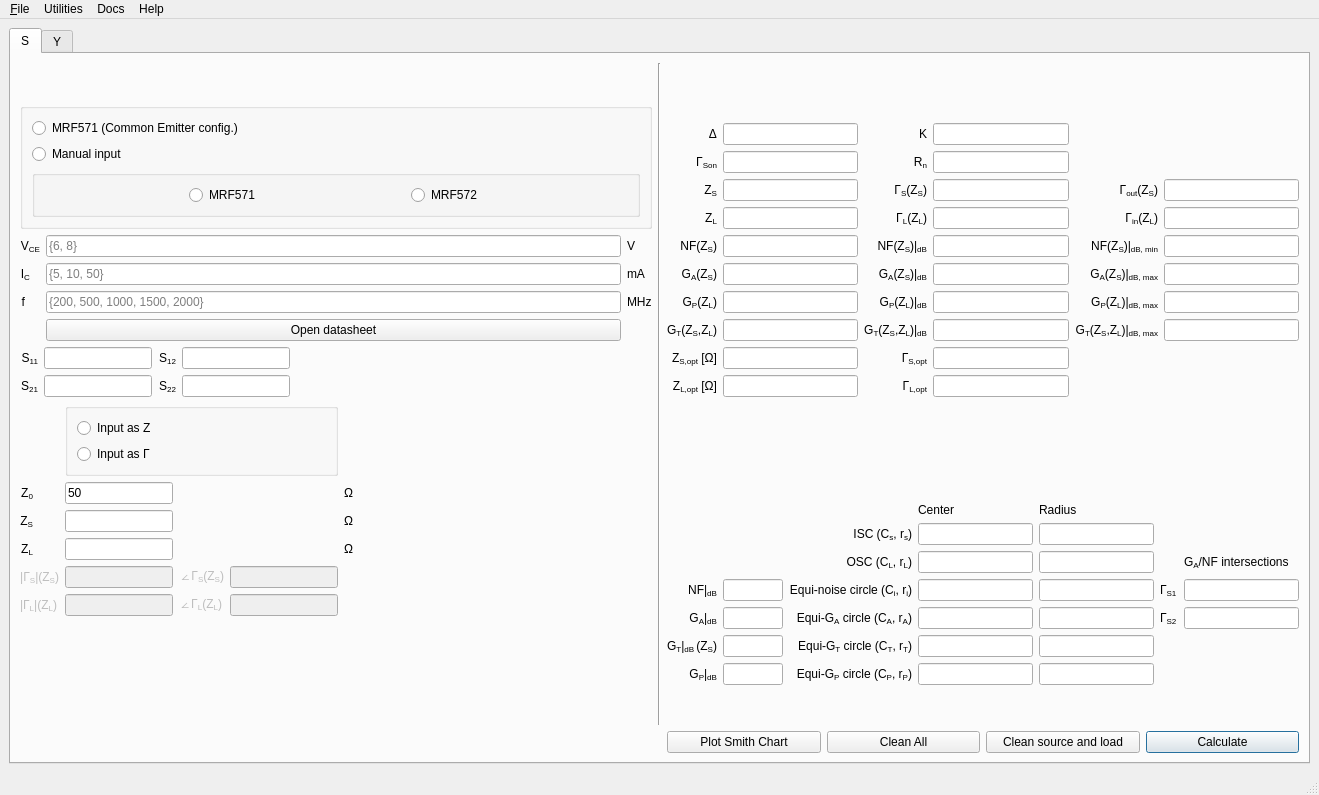
First picture: the form in ui/MainWindow.ui, repository urbanij/syRF, before the edit.
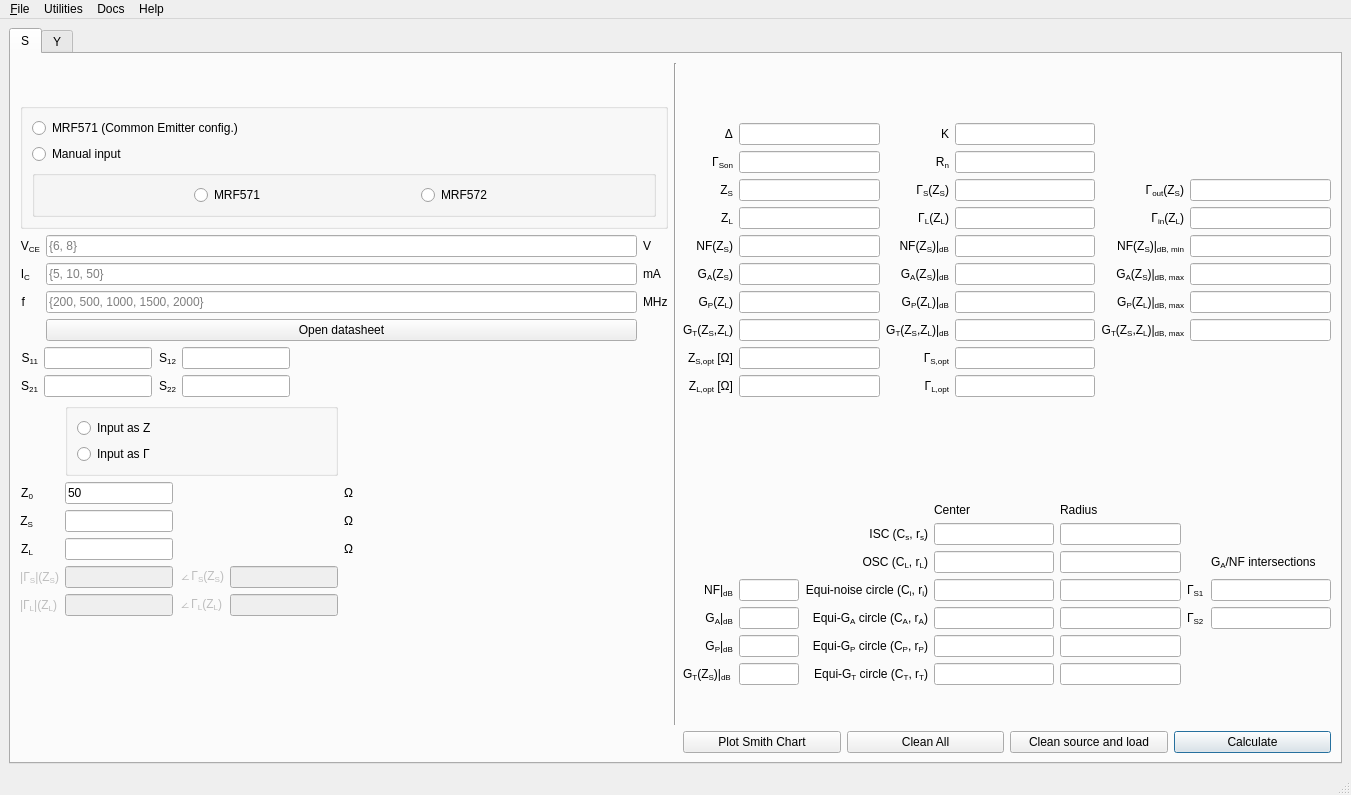
Second picture: the form after the edit. The open tabs and pages were chosen to show the change.

```diff
--- a/ui/MainWindow.ui
+++ b/ui/MainWindow.ui
@@ -7,7 +7,7 @@
    <rect>
     <x>0</x>
     <y>0</y>
-    <width>1319</width>
+    <width>1351</width>
     <height>795</height>
    </rect>
   </property>
@@ -1208,7 +1208,7 @@
         <item row="4" column="2">
          <layout class="QGridLayout" name="gridLayout_6">
           <item row="5" column="1">
-           <widget class="QLineEdit" name="GTdb_box_2">
+           <widget class="QLineEdit" name="GPdb_box_2">
             <property name="sizePolicy">
              <sizepolicy hsizetype="Minimum" vsizetype="Fixed">
               <horstretch>0</horstretch>
@@ -1237,7 +1237,7 @@
            </widget>
           </item>
           <item row="6" column="1">
-           <widget class="QLineEdit" name="GPdb_box_2">
+           <widget class="QLineEdit" name="GTdb_box_2">
             <property name="sizePolicy">
              <sizepolicy hsizetype="Fixed" vsizetype="Fixed">
               <horstretch>0</horstretch>
@@ -1281,16 +1281,6 @@
           <item row="5" column="0">
            <widget class="QLabel" name="label_180">
             <property name="text">
-             <string>&lt;html&gt;&lt;head/&gt;&lt;body&gt;&lt;p&gt;G&lt;span style=&quot; vertical-align:sub;&quot;&gt;T&lt;/span&gt;|&lt;span style=&quot; vertical-align:sub;&quot;&gt;dB &lt;/span&gt;(Z&lt;span style=&quot; vertical-align:sub;&quot;&gt;S&lt;/span&gt;)&lt;/p&gt;&lt;/body&gt;&lt;/html&gt;</string>
-            </property>
-            <property name="alignment">
-             <set>Qt::AlignRight|Qt::AlignTrailing|Qt::AlignVCenter</set>
-            </property>
-           </widget>
-          </item>
-          <item row="6" column="0">
-           <widget class="QLabel" name="label_183">
-            <property name="text">
              <string>&lt;html&gt;&lt;head/&gt;&lt;body&gt;&lt;p&gt;G&lt;span style=&quot; vertical-align:sub;&quot;&gt;P&lt;/span&gt;|&lt;span style=&quot; vertical-align:sub;&quot;&gt;dB&lt;/span&gt;&lt;/p&gt;&lt;/body&gt;&lt;/html&gt;</string>
             </property>
             <property name="alignment">
@@ -1298,6 +1288,16 @@
             </property>
            </widget>
           </item>
+          <item row="6" column="0">
+           <widget class="QLabel" name="label_183">
+            <property name="text">
+             <string>&lt;html&gt;&lt;head/&gt;&lt;body&gt;&lt;p&gt;G&lt;span style=&quot; vertical-align:sub;&quot;&gt;T&lt;/span&gt;(Z&lt;span style=&quot; vertical-align:sub;&quot;&gt;S&lt;/span&gt;)|&lt;span style=&quot; vertical-align:sub;&quot;&gt;dB &lt;/span&gt;&lt;/p&gt;&lt;/body&gt;&lt;/html&gt;</string>
+            </property>
+            <property name="alignment">
+             <set>Qt::AlignRight|Qt::AlignTrailing|Qt::AlignVCenter</set>
+            </property>
+           </widget>
+          </item>
           <item row="4" column="5">
            <widget class="QLabel" name="label_13">
             <property name="text">
@@ -1391,7 +1391,7 @@
           <item row="3" column="0">
            <widget class="QLabel" name="label_179">
             <property name="text">
-             <string>NF|&lt;sub&gt;dB&lt;/sub&gt;</string>
+             <string>&lt;html&gt;&lt;head/&gt;&lt;body&gt;&lt;p&gt;NF|&lt;span style=&quot; vertical-align:sub;&quot;&gt;dB&lt;/span&gt;&lt;/p&gt;&lt;/body&gt;&lt;/html&gt;</string>
             </property>
             <property name="alignment">
              <set>Qt::AlignRight|Qt::AlignTrailing|Qt::AlignVCenter</set>
@@ -1401,7 +1401,7 @@
           <item row="6" column="2">
            <widget class="QLabel" name="label_211">
             <property name="text">
-             <string>Equi-G&lt;sub&gt;P&lt;/sub&gt; circle (C&lt;sub&gt;P&lt;/sub&gt;, r&lt;sub&gt;P&lt;/sub&gt;)</string>
+             <string>&lt;html&gt;&lt;head/&gt;&lt;body&gt;&lt;p&gt;Equi-G&lt;span style=&quot; vertical-align:sub;&quot;&gt;T&lt;/span&gt; circle (C&lt;span style=&quot; vertical-align:sub;&quot;&gt;T&lt;/span&gt;, r&lt;span style=&quot; vertical-align:sub;&quot;&gt;T&lt;/span&gt;)&lt;/p&gt;&lt;/body&gt;&lt;/html&gt;</string>
             </property>
             <property name="alignment">
              <set>Qt::AlignRight|Qt::AlignTrailing|Qt::AlignVCenter</set>
@@ -1453,7 +1453,7 @@
           <item row="5" column="2">
            <widget class="QLabel" name="label_213">
             <property name="text">
-             <string>Equi-G&lt;sub&gt;T&lt;/sub&gt; circle (C&lt;sub&gt;T&lt;/sub&gt;, r&lt;sub&gt;T&lt;/sub&gt;)</string>
+             <string>&lt;html&gt;&lt;head/&gt;&lt;body&gt;&lt;p&gt;Equi-G&lt;span style=&quot; vertical-align:sub;&quot;&gt;P&lt;/span&gt; circle (C&lt;span style=&quot; vertical-align:sub;&quot;&gt;P&lt;/span&gt;, r&lt;span style=&quot; vertical-align:sub;&quot;&gt;P&lt;/span&gt;)&lt;/p&gt;&lt;/body&gt;&lt;/html&gt;</string>
             </property>
             <property name="alignment">
              <set>Qt::AlignRight|Qt::AlignTrailing|Qt::AlignVCenter</set>
@@ -1489,19 +1489,19 @@
            </widget>
           </item>
           <item row="5" column="3">
-           <widget class="QLineEdit" name="C_box_41">
-            <property name="readOnly">
-             <bool>true</bool>
-            </property>
-           </widget>
-          </item>
-          <item row="6" column="3">
            <widget class="QLineEdit" name="C_box_39">
             <property name="readOnly">
              <bool>true</bool>
             </property>
            </widget>
           </item>
+          <item row="6" column="3">
+           <widget class="QLineEdit" name="C_box_41">
+            <property name="readOnly">
+             <bool>true</bool>
+            </property>
+           </widget>
+          </item>
           <item row="1" column="4">
            <widget class="QLineEdit" name="C_box_19">
             <property name="readOnly">
@@ -1531,19 +1531,19 @@
            </widget>
           </item>
           <item row="5" column="4">
-           <widget class="QLineEdit" name="C_box_40">
-            <property name="readOnly">
-             <bool>true</bool>
-            </property>
-           </widget>
-          </item>
-          <item row="6" column="4">
            <widget class="QLineEdit" name="C_box_38">
             <property name="readOnly">
              <bool>true</bool>
             </property>
            </widget>
           </item>
+          <item row="6" column="4">
+           <widget class="QLineEdit" name="C_box_40">
+            <property name="readOnly">
+             <bool>true</bool>
+            </property>
+           </widget>
+          </item>
           <item row="3" column="6">
            <widget class="QLineEdit" name="Gamma_S_int1_box">
             <property name="readOnly">
@@ -2468,7 +2468,7 @@
     <rect>
      <x>0</x>
      <y>0</y>
-     <width>1319</width>
+     <width>1351</width>
      <height>22</height>
     </rect>
    </property>
```
Left out of the diff: 2 changed lines with no effect on the pictures.
